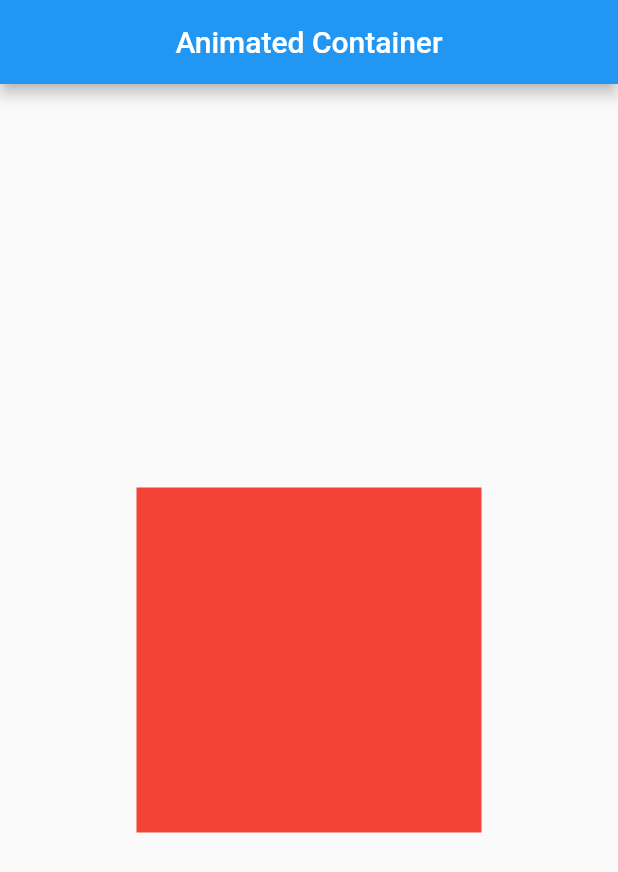
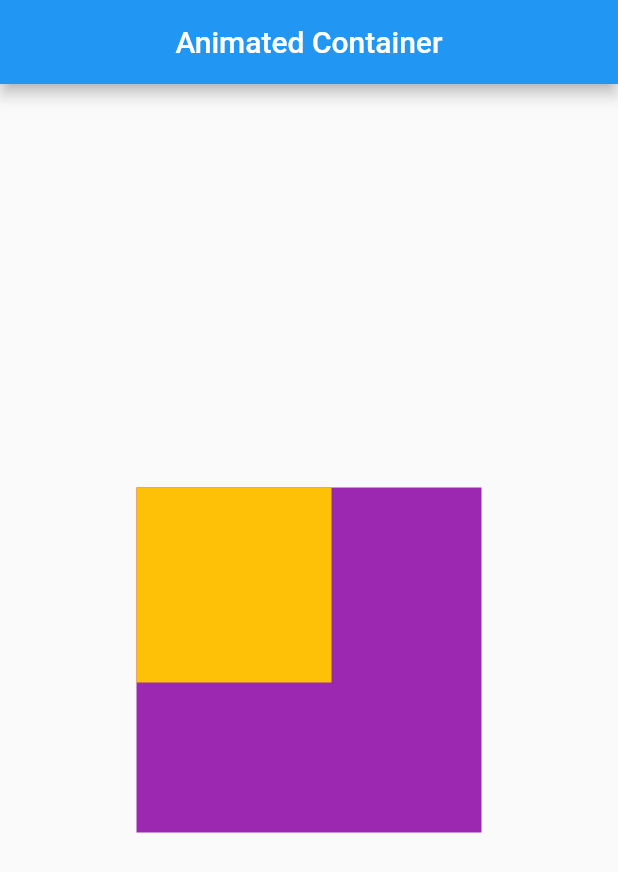
Before and after one commit to juragancode/flutter_latihan_responsive, a Flutter app: the screen it shows after launch, on a phone screen of 412 x 824 dp. Shown: the top 872 px of the screen. Run offline on Flutter 3.47's test engine with Material 2 defaults, Android fonts, the phone set to English and light mode, and no system bars; our stand-ins replace get.

```diff
--- a/lib/app/modules/home/views/home_view.dart
+++ b/lib/app/modules/home/views/home_view.dart
@@ -19,17 +19,26 @@ class HomeView extends GetView<HomeController> {
       body: Center(
         child: GestureDetector(
           onTap: () => controller.selected.toggle(),
-          child: Obx(
-            () => AnimatedOpacity(
-              // bisa digunakan untuk pesanan stok habis
-              duration: Duration(seconds: 1),
-              curve: Curves.slowMiddle,
-              opacity: controller.selected.isFalse ? 1 : 0.2,
-              child: Container(
-                width: 230,
-                height: 230,
-                color: Colors.red,
-              ),
+          child: Container(
+            width: 230,
+            height: 230,
+            color: Colors.purple,
+            child: Stack(
+              children: [
+                Obx(
+                  () => AnimatedPositioned(
+                    curve: Curves.easeOutBack,
+                    duration: Duration(milliseconds: 500),
+                    top: controller.selected.isFalse ? 0 : 50,
+                    left: controller.selected.isFalse ? 0 : 50,
+                    child: Container(
+                      width: 130,
+                      height: 130,
+                      color: Colors.amber,
+                    ),
+                  ),
+                ),
+              ],
             ),
           ),
         ),
```
